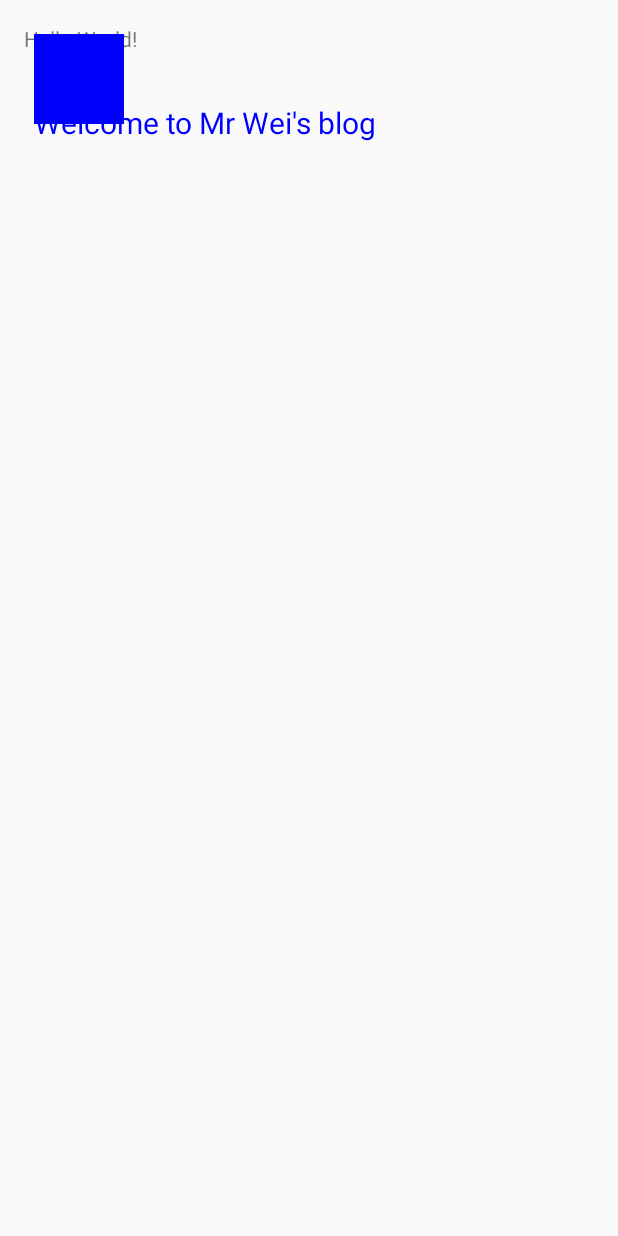
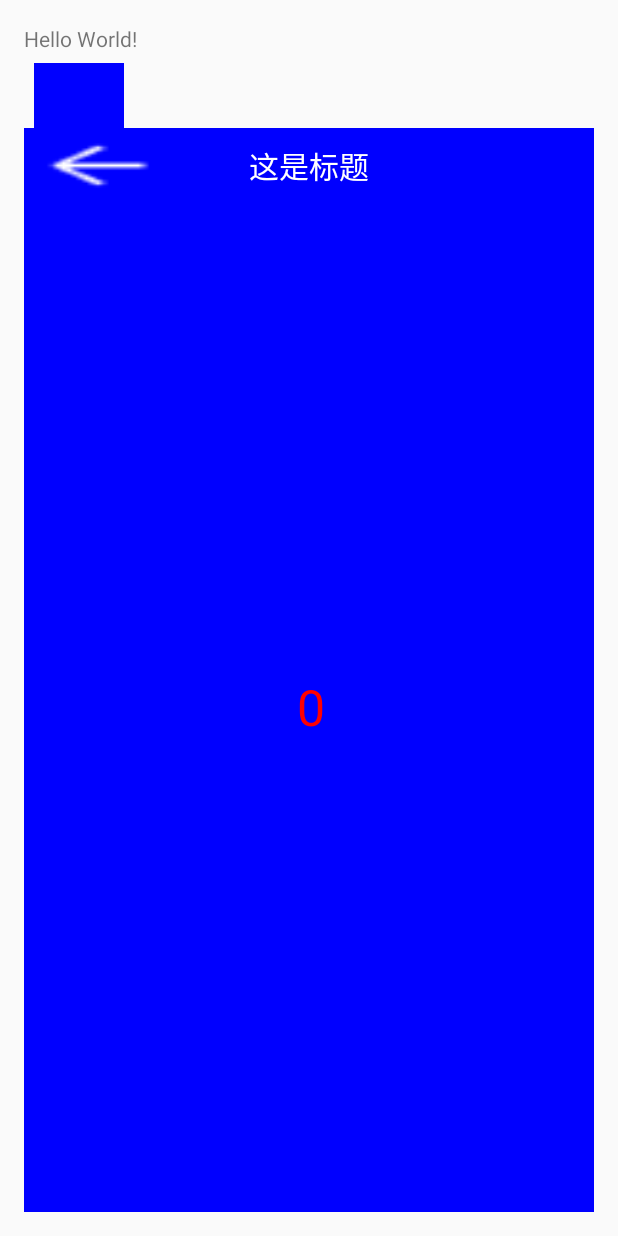
Before and after one commit to 1960176680/CustomView, an Android app: the layout activity_main.xml on its own in the app's theme, with its tools: preview values and no code run, on a phone screen of 412 x 824 dp. Run offline under Robolectric (Android 15) with nearby library versions, the phone set to English and light mode, and no system bars.

Commit message:
提交
提交

```diff
--- /dev/null
+++ b/app/src/main/java/com/example/administrator/customview/CounterView.java
@@ -0,0 +1,68 @@
+package com.example.administrator.customview;
+
+import android.content.Context;
+import android.graphics.Canvas;
+import android.graphics.Color;
+import android.graphics.Paint;
+import android.graphics.Rect;
+import android.support.annotation.Nullable;
+import android.util.AttributeSet;
+import android.view.View;
+
+public class CounterView extends View implements View.OnClickListener{
+    Paint paint;
+    private Paint mPaint;
+    private Rect mBounds;
+    private int mCount;
+
+    public CounterView(Context context) {
+        super(context);
+        mPaint = new Paint(Paint.ANTI_ALIAS_FLAG);
+        paint=new Paint();
+        mBounds = new Rect();
+        setOnClickListener(this);
+    }
+
+    public CounterView(Context context, @Nullable AttributeSet attrs) {
+        this(context);
+    }
+
+    @Override
+    protected void onDraw(Canvas canvas) {
+        super.onDraw(canvas);
+        mPaint.setColor(Color.BLUE);
+        canvas.drawRect(0, 0, getWidth(), getHeight(), mPaint);
+        mPaint.setColor(Color.RED);
+        mPaint.setTextSize(50);
+        String text = String.valueOf(mCount);
+// 获取文字的宽和高
+        mPaint.getTextBounds(text, 0, text.length(), mBounds);
+        float textWidth = mBounds.width();
+        float textHeight = mBounds.height();
+        canvas.drawText(text, getWidth() / 2 - textWidth / 2, getHeight() / 2
+                + textHeight / 2, mPaint);
+
+
+//        paint.setStrokeWidth(3);
+//        canvas.drawLine(100,100,100,750,paint);
+//        for (int i=0;i<5;i++){
+//            paint.setColor(Color.RED);
+//            canvas.drawCircle(100,100+150*i,60,paint);
+//            paint.setColor(Color.BLACK);
+//            paint.setTextSize(60);
+//            canvas.drawText("周",72,130+150*i,paint);
+//        }
+
+
+    }
+
+//    @Override
+//    protected void onMeasure(int widthMeasureSpec, int heightMeasureSpec) {
+//        super.onMeasure(widthMeasureSpec, heightMeasureSpec);
+//    }
+
+    @Override
+    public void onClick(View v) {
+
+    }
+}
--- a/app/src/main/java/com/example/administrator/customview/MyView.java
+++ b/app/src/main/java/com/example/administrator/customview/MyView.java
@@ -14,10 +14,10 @@ import android.view.View;
  */
 
 public class MyView extends View {
-
+    private boolean mShowText;
     private Paint mPaint;
     private Context mContext;
-    private static final String mString = "Welcome to Mr Wei's blog";
+    private static final String mString = "Welcome to Mr Zhou's blog";
 
     public MyView(Context context) {
         super(context);
@@ -31,12 +31,11 @@ public class MyView extends View {
         TypedArray a = context.obtainStyledAttributes(attrs,
                 R.styleable.MyView);
 
-        int textColor = a.getColor(R.styleable.MyView_textColor,
-                0XFFFFFFFF);
-        float textSize = a.getDimension(R.styleable.MyView_textSize, 36);
-
-        mPaint.setTextSize(textSize);
-        mPaint.setColor(textColor);
+//        int textColor = a.getColor(R.styleable.MyView_textColor,
+//                0XFFFFFFFF);
+//        float textSize = a.getDimension(R.styleable.MyView_textSize, 36);
+//        mPaint.setTextSize(textSize);
+//        mPaint.setColor(textColor);
         a.recycle();
     }
     @Override
@@ -56,4 +55,46 @@ public class MyView extends View {
 
 
     }
+
+    @Override
+    protected void onSizeChanged(int w, int h, int oldw, int oldh) {
+        super.onSizeChanged(w, h, oldw, oldh);
+        // Account for padding
+        float xpad = (float)(getPaddingLeft() + getPaddingRight());
+        float ypad = (float)(getPaddingTop() + getPaddingBottom());
+
+        // Account for the label   mTextWidth
+        if (mShowText) xpad += 2;
+
+        float ww = (float)w - xpad;
+        float hh = (float)h - ypad;
+
+        // Figure out how big we can make the pie.
+        float diameter = Math.min(ww, hh);
+    }
+
+//    @Override
+//    protected void onMeasure(int widthMeasureSpec, int heightMeasureSpec) {
+//        // Try for a width based on our minimum
+//        int minw = getPaddingLeft() + getPaddingRight() + getSuggestedMinimumWidth();
+//        int w = resolveSizeAndState(minw, widthMeasureSpec, 1);
+//
+//        // Whatever the width ends up being, ask for a height that would let the pie
+//        // get as big as it can
+////        int minh = MeasureSpec.getSize(w) - (int)mTextWidth + getPaddingBottom() + getPaddingTop();
+////        int h = resolveSizeAndState(MeasureSpec.getSize(w) - (int)mTextWidth, heightMeasureSpec, 0);
+//
+//        setMeasuredDimension(w, h);
+//
+//    }
+
+    public boolean isShowText() {
+        return mShowText;
+    }
+
+    public void setShowText(boolean showText) {
+        mShowText = showText;
+        invalidate();
+        requestLayout();
+    }
 }
--- /dev/null
+++ b/app/src/main/java/com/example/administrator/customview/TitleView.java
@@ -0,0 +1,34 @@
+package com.example.administrator.customview;
+
+import android.content.Context;
+import android.util.AttributeSet;
+import android.view.LayoutInflater;
+import android.widget.Button;
+import android.widget.RelativeLayout;
+import android.widget.TextView;
+
+public class TitleView extends RelativeLayout {
+
+    // 返回按钮控件
+    private Button mLeftBtn;
+    // 标题Tv
+    private TextView mTitleTv;
+
+    public TitleView(Context context, AttributeSet attrs) {
+        super(context, attrs);
+        LayoutInflater.from(context).inflate(R.layout.title_bar, this);
+        // 获取控件
+        mLeftBtn = (Button) findViewById(R.id.left_btn);
+        mTitleTv = (TextView) findViewById(R.id.title_tv);
+    }
+
+    // 为左侧返回按钮添加自定义点击事件
+    public void setLeftButtonListener(OnClickListener listener) {
+        mLeftBtn.setOnClickListener(listener);
+    }
+
+    // 设置标题的方法
+    public void setTitleText(String title) {
+        mTitleTv.setText(title);
+    }
+}
--- /dev/null
+++ b/app/src/main/res/drawable/clip.xml
@@ -0,0 +1,5 @@
+<?xml version="1.0" encoding="utf-8"?>
+<clip xmlns:android="http://schemas.android.com/apk/res/android"
+    android:drawable="@mipmap/ic_launcher"
+    android:clipOrientation="horizontal"
+    android:gravity="left" />
--- /dev/null
+++ b/app/src/main/res/drawable/shape.xml
@@ -0,0 +1,13 @@
+<?xml version="1.0" encoding="utf-8"?>
+<shape
+    xmlns:android="http://schemas.android.com/apk/res/android"
+    android:shape="ring"
+    android:innerRadius="5dp"
+
+    >
+<stroke
+android:width="2dp"
+android:color="#00FF00"
+android:dashWidth="2dp"
+android:dashGap="2dp" />
+    </shape>
--- a/app/src/main/res/layout/activity_main.xml
+++ b/app/src/main/res/layout/activity_main.xml
@@ -1,5 +1,5 @@
 <?xml version="1.0" encoding="utf-8"?>
-<RelativeLayout xmlns:android="http://schemas.android.com/apk/res/android"
+<LinearLayout xmlns:android="http://schemas.android.com/apk/res/android"
     xmlns:tools="http://schemas.android.com/tools"
     xmlns:Test ="http://schemas.android.com/apk/res-auto"
     android:id="@+id/activity_main"
@@ -9,16 +9,39 @@
     android:paddingLeft="@dimen/activity_horizontal_margin"
     android:paddingRight="@dimen/activity_horizontal_margin"
     android:paddingTop="@dimen/activity_vertical_margin"
+    android:orientation="vertical"
     tools:context="com.example.administrator.customview.MainActivity">
 
     <TextView
         android:layout_width="wrap_content"
         android:layout_height="wrap_content"
         android:text="Hello World!" />
+
     <com.example.administrator.customview.MyView
+        android:layout_width="match_parent"
+        android:layout_height="50dp"
+
+        Test:showText="false"
+        />
+    <com.example.administrator.customview.TitleView
+        android:id="@+id/title_bar"
+        android:layout_width="wrap_content"
+        android:layout_height="50dp"
+
+        />
+
+    <com.example.administrator.customview.CounterView
+        android:id="@+id/title_bar1"
+        android:layout_width="match_parent"
         android:layout_height="match_parent"
+        Test:titleText="1"
+        />
+
+    <ImageView
+        android:id="@+id/imageView"
         android:layout_width="match_parent"
-        Test:textSize="20sp"
-        >
-    </com.example.administrator.customview.MyView>
-</RelativeLayout>
+        android:layout_height="79dp"
+        android:background="@drawable/shape"
+        android:src="@mipmap/ic_launcher"
+        />
+</LinearLayout>
--- /dev/null
+++ b/app/src/main/res/layout/title_bar.xml
@@ -0,0 +1,24 @@
+<?xml version="1.0" encoding="utf-8"?>
+<RelativeLayout xmlns:android="http://schemas.android.com/apk/res/android"
+    android:layout_width="match_parent"
+    android:layout_height="wrap_content"
+    android:background="#0000ff" >
+
+    <Button
+        android:id="@+id/left_btn"
+        android:layout_width="wrap_content"
+        android:layout_height="wrap_content"
+        android:layout_centerVertical="true"
+        android:layout_margin="5dp"
+        android:background="@mipmap/ic_back" />
+
+    <TextView
+        android:id="@+id/title_tv"
+        android:layout_width="wrap_content"
+        android:layout_height="wrap_content"
+        android:layout_centerInParent="true"
+        android:text="这是标题"
+        android:textColor="#ffffff"
+        android:textSize="20sp" />
+
+</RelativeLayout>
--- a/app/src/main/res/values/styles.xml
+++ b/app/src/main/res/values/styles.xml
@@ -7,5 +7,4 @@
         <item name="colorPrimaryDark">@color/colorPrimaryDark</item>
         <item name="colorAccent">@color/colorAccent</item>
     </style>
-
 </resources>
--- a/build.gradle
+++ b/build.gradle
@@ -3,9 +3,10 @@
 buildscript {
     repositories {
         jcenter()
+        google()
     }
     dependencies {
-        classpath 'com.android.tools.build:gradle:2.2.0'
+        classpath 'com.android.tools.build:gradle:3.1.2'
 
         // NOTE: Do not place your application dependencies here; they belong
         // in the individual module build.gradle files
@@ -15,6 +16,7 @@ buildscript {
 allprojects {
     repositories {
         jcenter()
+        google()
     }
 }
 
```
Also changed, not shown: app/build.gradle (+5 -5 lines), app/src/main/java/com/example/administrator/customview/CustomListView.java (added, +87 -0 lines), app/src/main/java/com/example/administrator/customview/MainActivity.java (+19 -2 lines), app/src/main/res/layout/delete_btn.xml (added, +11 -0 lines), app/src/main/res/values/attrs.xml (+12 -7 lines), app/src/main/res/mipmap-xhdpi/ic_back.png (added), app/src/main/res/mipmap-xxhdpi/ic_back.png (added), 3 other files.
